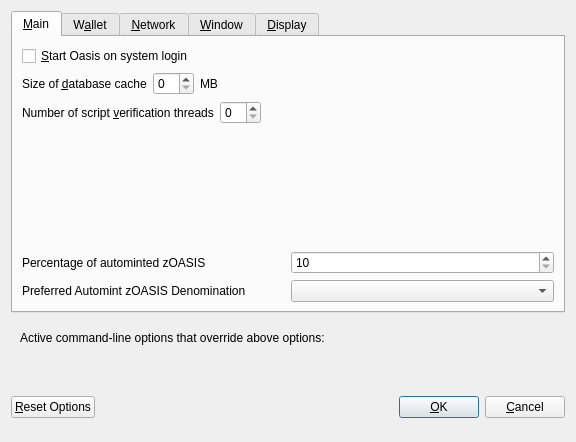
Old version of the form src/qt/forms/optionsdialog.ui in the repository OasisCoinTeam/Oasis-v2.1.2-archive.
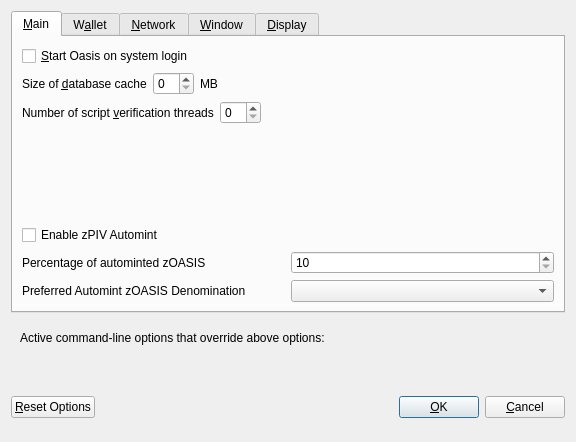
New version of the form. Custom widgets are drawn as their Qt base class.

Commit message: Add EnableZeromind switcher to OptionsDialog

Diff of the .ui file:
```diff
--- a/src/qt/forms/optionsdialog.ui
+++ b/src/qt/forms/optionsdialog.ui
@@ -130,6 +130,19 @@
          </property>
         </spacer>
        </item>
+       <item>
+        <widget class="QCheckBox" name="checkBoxZeromintEnable">
+         <property name="toolTip">
+          <string>Enable automatic minting of PIV units to zPIV</string>
+         </property>
+         <property name="layoutDirection">
+          <enum>Qt::LeftToRight</enum>
+         </property>
+         <property name="text">
+          <string>Enable zPIV Automint</string>
+         </property>
+        </widget>
+       </item>
        <item>
         <layout class="QHBoxLayout" name="horizontalLayout_3">
          <item>
```
The commit also changes 3 other files.
